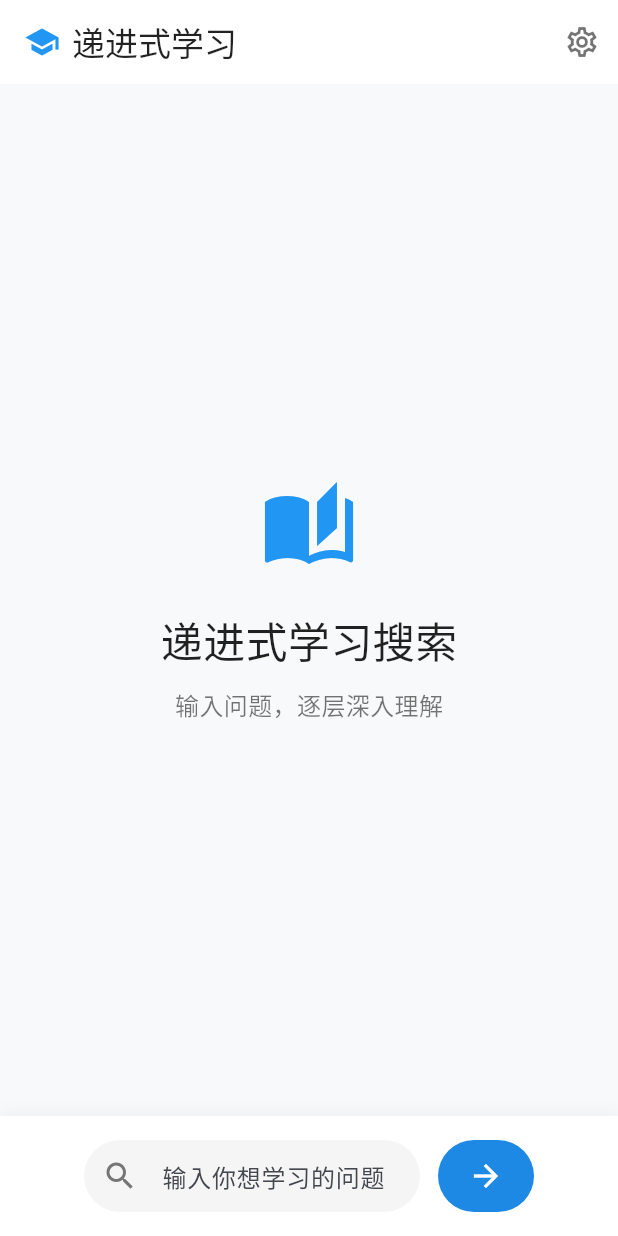
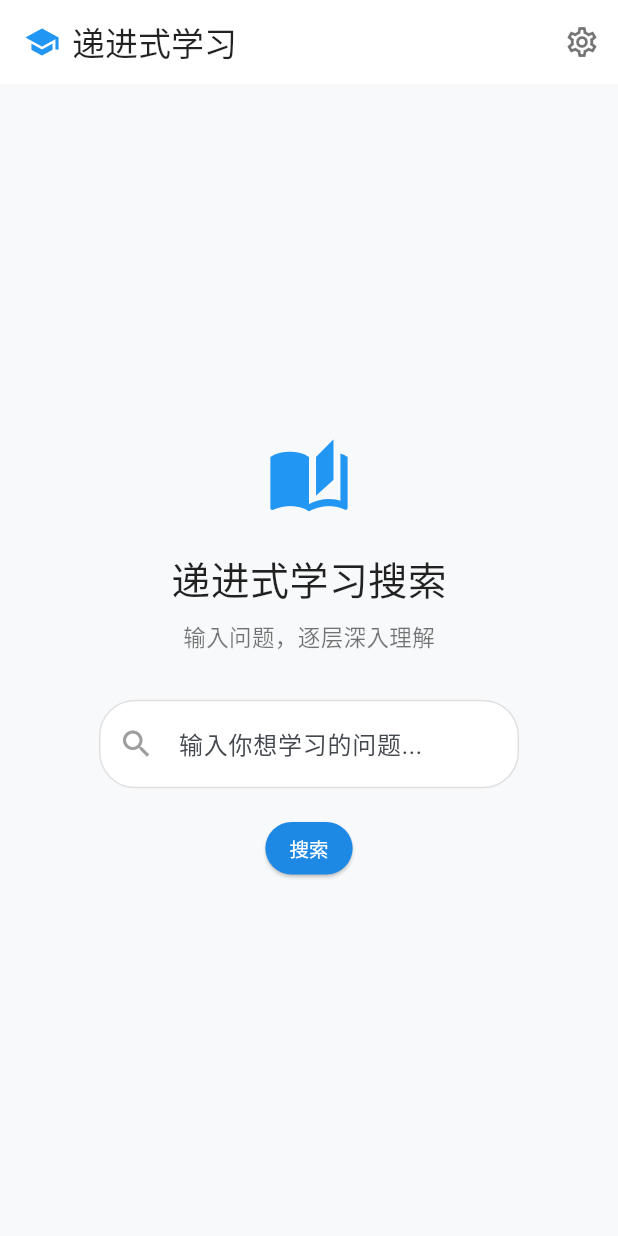
Before and after one commit to solarhu/learning_search, a Flutter app: the screen it shows after launch, on a phone screen of 412 x 824 dp. Run offline on Flutter 3.47's test engine with Material 3 defaults, Android fonts, the phone set to English and light mode, and no system bars; our stand-ins replace flutter_markdown; missing offline and left inert: dart:html.

Commit message:
style: 搜索框居中设计，高度两行，按钮缩小，与界面融为一体

```diff
--- a/lib/main.dart
+++ b/lib/main.dart
@@ -331,13 +331,15 @@ class _HomePageState extends State<HomePage> {
       return const Center(child: CircularProgressIndicator());
     }
 
+    // 初始界面：搜索框居中显示
+    if (_currentAnswer == null) {
+      return _buildWelcomeView();
+    }
+
+    // 搜索后：左右布局 + 底部搜索框
     return Column(
       children: [
-        Expanded(
-          child: _currentAnswer == null
-              ? _buildWelcomeView()
-              : _buildResultView(),
-        ),
+        Expanded(child: _buildResultView()),
         _buildSearchBar(),
       ],
     );
@@ -345,29 +347,83 @@ class _HomePageState extends State<HomePage> {
 
   Widget _buildWelcomeView() {
     return Center(
+      child: SingleChildScrollView(
+        child: Padding(
+          padding: const EdgeInsets.symmetric(horizontal: 24, vertical: 40),
           child: Column(
             mainAxisAlignment: MainAxisAlignment.center,
             children: [
-          const Icon(Icons.auto_stories, size: 64, color: Colors.blue),
-          const SizedBox(height: 24),
+              const Icon(Icons.auto_stories, size: 56, color: Colors.blue),
+              const SizedBox(height: 20),
               const Text(
                 '递进式学习搜索',
-            style: TextStyle(fontSize: 28, fontWeight: FontWeight.w400, color: Colors.black87),
+                style: TextStyle(fontSize: 26, fontWeight: FontWeight.w400, color: Colors.black87),
               ),
-          const SizedBox(height: 12),
+              const SizedBox(height: 10),
               const Text(
                 '输入问题，逐层深入理解',
-            style: TextStyle(fontSize: 16, color: Colors.black54),
+                style: TextStyle(fontSize: 15, color: Colors.black54),
               ),
               if (_isMockMode)
                 Padding(
-              padding: const EdgeInsets.only(top: 8),
+                  padding: const EdgeInsets.only(top: 6),
                   child: Text(
-                '演示模式 · 输入 "openclaw是什么" 查看示例',
-                style: TextStyle(fontSize: 14, color: Colors.blue[600]),
+                    '演示模式 · 输入 "openclaw是什么"',
+                    style: TextStyle(fontSize: 13, color: Colors.blue[600]),
+                  ),
+                ),
+              const SizedBox(height: 32),
+              // 居中搜索框
+              Container(
+                width: MediaQuery.of(context).size.width * 0.35,
+                constraints: const BoxConstraints(minWidth: 280, maxWidth: 520),
+                child: Column(
+                  children: [
+                    Container(
+                      decoration: BoxDecoration(
+                        color: Colors.white,
+                        borderRadius: BorderRadius.circular(24),
+                        border: Border.all(color: Colors.grey[300]!),
+                      ),
+                      child: TextField(
+                        controller: _questionController,
+                        decoration: InputDecoration(
+                          hintText: '输入你想学习的问题...',
+                          border: InputBorder.none,
+                          prefixIcon: Icon(Icons.search, color: Colors.grey[500]),
+                          contentPadding: const EdgeInsets.symmetric(horizontal: 16, vertical: 16),
+                        ),
+                        maxLines: 2,
+                        minLines: 1,
+                        textInputAction: TextInputAction.search,
+                        onSubmitted: (_) => _doSearch(),
+                      ),
+                    ),
+                    const SizedBox(height: 16),
+                    Row(
+                      mainAxisAlignment: MainAxisAlignment.center,
+                      children: [
+                        ElevatedButton(
+                          style: ElevatedButton.styleFrom(
+                            backgroundColor: Colors.blue[600],
+                            foregroundColor: Colors.white,
+                            padding: const EdgeInsets.symmetric(horizontal: 16, vertical: 8),
+                            minimumSize: Size.zero,
+                            shape: RoundedRectangleBorder(borderRadius: BorderRadius.circular(20)),
+                          ),
+                          onPressed: _isLoading ? null : _doSearch,
+                          child: _isLoading
+                              ? const SizedBox(width: 14, height: 14, child: CircularProgressIndicator(strokeWidth: 2, color: Colors.white))
+                              : const Text('搜索', style: TextStyle(fontSize: 13)),
+                        ),
+                      ],
+                    ),
+                  ],
                 ),
               ),
             ],
+          ),
+        ),
       ),
     );
   }
@@ -587,68 +643,60 @@ class _HomePageState extends State<HomePage> {
 
   Widget _buildSearchBar() {
     return Container(
-      padding: const EdgeInsets.symmetric(vertical: 16),
-      decoration: BoxDecoration(
-        color: Colors.white,
-        boxShadow: [
-          BoxShadow(
-            color: Colors.black.withOpacity(0.04),
-            blurRadius: 8,
-            offset: const Offset(0, -2),
-          ),
-        ],
-      ),
+      padding: const EdgeInsets.fromLTRB(24, 12, 24, 16),
+      color: const Color(0xFFF8F9FA),
       child: Center(
         child: Container(
           width: MediaQuery.of(context).size.width * 0.35,
-          constraints: const BoxConstraints(minWidth: 300, maxWidth: 600),
+          constraints: const BoxConstraints(minWidth: 280, maxWidth: 520),
           child: Row(
             children: [
               Expanded(
                 child: Container(
                   decoration: BoxDecoration(
-                    color: Colors.grey[100],
-                    borderRadius: BorderRadius.circular(28),
+                    color: Colors.white,
+                    borderRadius: BorderRadius.circular(24),
+                    border: Border.all(color: Colors.grey[300]!),
                   ),
                   child: TextField(
                     controller: _questionController,
                     decoration: InputDecoration(
-                      hintText: _currentAnswer == null ? '输入你想学习的问题' : '继续探索...',
+                      hintText: '继续探索...',
                       border: InputBorder.none,
-                      prefixIcon: Icon(Icons.search, color: Colors.grey[600]),
-                      contentPadding: const EdgeInsets.symmetric(horizontal: 16, vertical: 12),
+                      prefixIcon: Icon(Icons.search, size: 20, color: Colors.grey[500]),
+                      contentPadding: const EdgeInsets.symmetric(horizontal: 12, vertical: 12),
                     ),
-                    maxLines: 1,
+                    maxLines: 2,
+                    minLines: 1,
                     textInputAction: TextInputAction.search,
                     onSubmitted: (_) => _doSearch(),
                   ),
                 ),
               ),
-              const SizedBox(width: 12),
-              Material(
-                color: Colors.blue[600],
-                borderRadius: BorderRadius.circular(24),
-                child: InkWell(
-                  borderRadius: BorderRadius.circular(24),
-                  onTap: _isLoading ? null : _doSearch,
-                  child: Container(
-                    padding: const EdgeInsets.symmetric(horizontal: 20, vertical: 12),
+              const SizedBox(width: 8),
+              ElevatedButton(
+                style: ElevatedButton.styleFrom(
+                  backgroundColor: Colors.blue[600],
+                  foregroundColor: Colors.white,
+                  padding: const EdgeInsets.symmetric(horizontal: 12, vertical: 10),
+                  minimumSize: Size.zero,
+                  shape: RoundedRectangleBorder(borderRadius: BorderRadius.circular(20)),
+                ),
+                onPressed: _isLoading ? null : _doSearch,
                 child: _isLoading
-                        ? const SizedBox(
-                            width: 20,
-                            height: 20,
-                            child: CircularProgressIndicator(strokeWidth: 2, color: Colors.white),
-                          )
-                        : const Icon(Icons.arrow_forward, color: Colors.white),
-                  ),
-                ),
+                    ? const SizedBox(width: 14, height: 14, child: CircularProgressIndicator(strokeWidth: 2, color: Colors.white))
+                    : const Icon(Icons.arrow_forward, size: 18),
               ),
               if (_currentAnswer != null)
                 Padding(
-                  padding: const EdgeInsets.only(left: 12),
+                  padding: const EdgeInsets.only(left: 8),
                   child: TextButton(
+                    style: TextButton.styleFrom(
+                      padding: const EdgeInsets.symmetric(horizontal: 8),
+                      minimumSize: Size.zero,
+                    ),
                     onPressed: _resetSearch,
-                    child: Text('清空', style: TextStyle(color: Colors.grey[600])),
+                    child: Text('清空', style: TextStyle(fontSize: 13, color: Colors.grey[600])),
                   ),
                 ),
             ],
```
Lines whose indentation alone changed are shown as unchanged.
